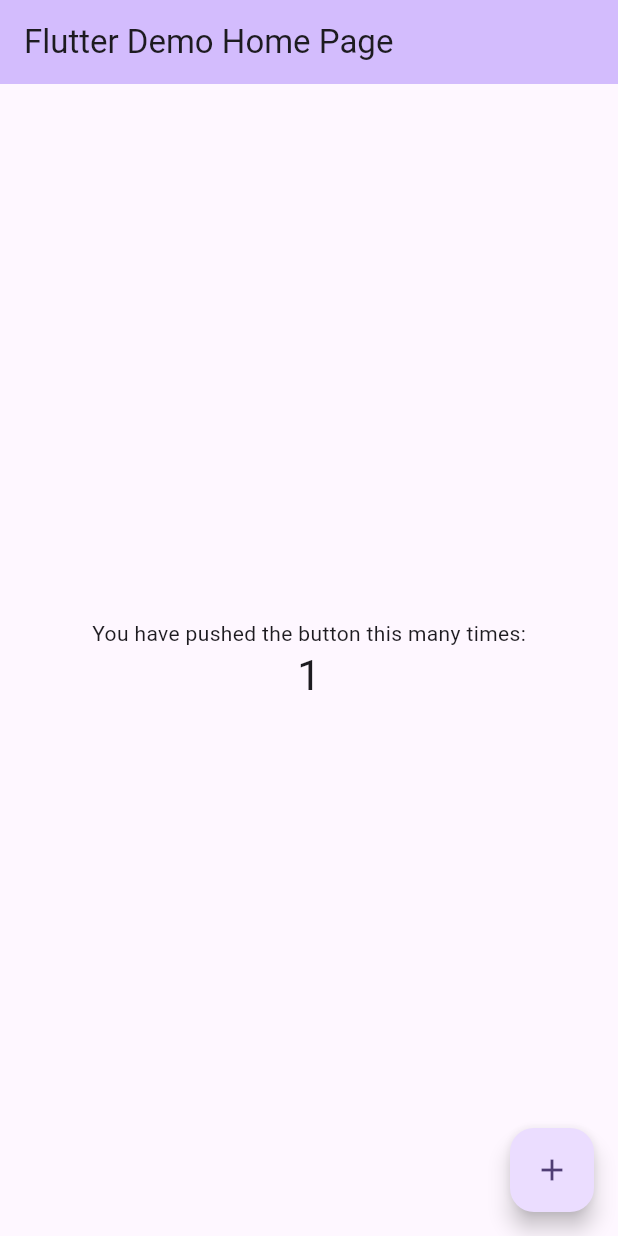
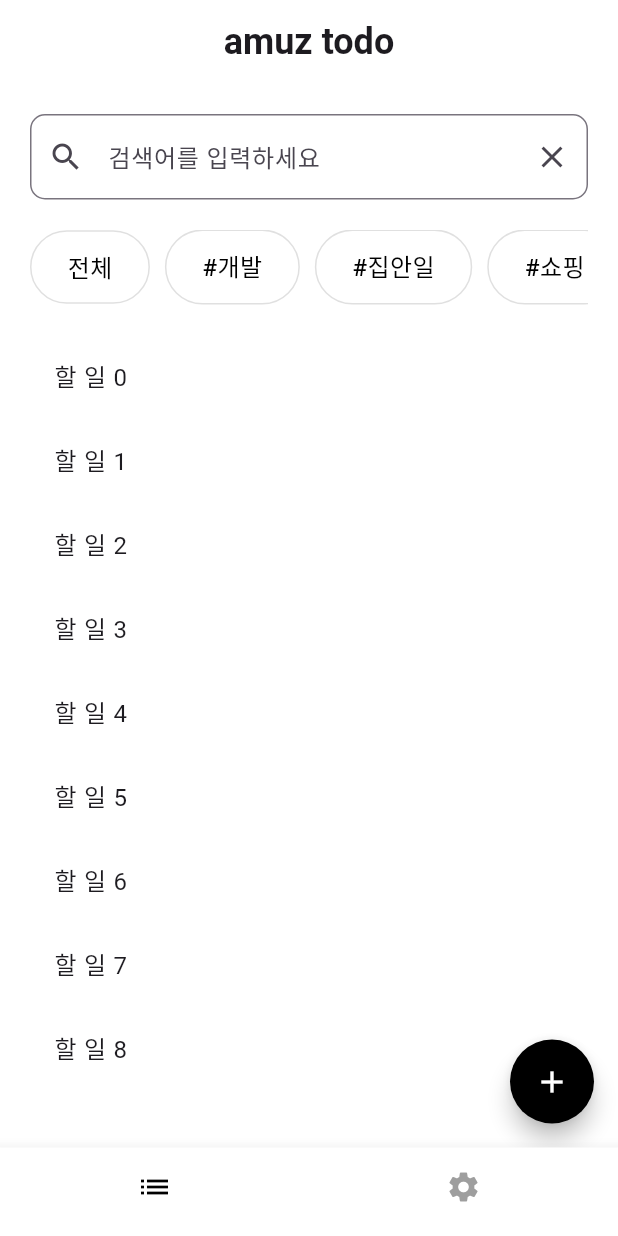
Before and after one commit to jhdodev/amuz_todo, a Flutter app: the screen it shows after launch, after a tap on the "add" icon, on a phone screen of 412 x 824 dp. Run offline on Flutter 3.47's test engine with Material 3 defaults, Android fonts, the phone set to English and light mode, and no system bars; our stand-ins replace flutter_riverpod.

Commit message:
feat: 기본 UI 구성

```diff
--- /dev/null
+++ b/lib/common/bottom_bar.dart
@@ -0,0 +1,28 @@
+import 'package:flutter/material.dart';
+
+class BottomBar extends StatelessWidget {
+  const BottomBar({super.key, required this.currentIndex, this.onTap});
+
+  final int currentIndex;
+
+  final void Function(int index)? onTap;
+
+  @override
+  Widget build(BuildContext context) {
+    return BottomNavigationBar(
+      currentIndex: currentIndex,
+      onTap: onTap,
+      showSelectedLabels: false,
+      showUnselectedLabels: false,
+      selectedItemColor: Colors.black,
+      unselectedItemColor: Colors.grey,
+      items: [
+        /// Todo
+        const BottomNavigationBarItem(icon: Icon(Icons.list), label: '할 일'),
+
+        /// Settings
+        const BottomNavigationBarItem(icon: Icon(Icons.settings), label: '설정'),
+      ],
+    );
+  }
+}
--- /dev/null
+++ b/lib/home_page.dart
@@ -0,0 +1,43 @@
+import 'package:amuz_todo/common/bottom_bar.dart';
+import 'package:amuz_todo/settings_view.dart';
+import 'package:amuz_todo/todo_list_view.dart';
+import 'package:flutter/material.dart';
+import 'package:flutter_riverpod/flutter_riverpod.dart';
+
+class HomePage extends StatefulWidget {
+  const HomePage({super.key});
+
+  @override
+  State<HomePage> createState() => _HomePageState();
+}
+
+class _HomePageState extends State<HomePage> {
+  /// 현재 선택된 index
+  int currentIndex = 0;
+
+  @override
+  Widget build(BuildContext context) {
+    return ProviderScope(
+      child: Scaffold(
+        body: IndexedStack(
+          index: currentIndex,
+          children: const [
+            /// Todo
+            TodoListView(),
+
+            /// Settings
+            SettingsView(),
+          ],
+        ),
+        bottomNavigationBar: Consumer(
+          builder: (context, ref, child) => BottomBar(
+            currentIndex: currentIndex,
+            onTap: (index) => setState(() {
+              currentIndex = index;
+            }),
+          ),
+        ),
+      ),
+    );
+  }
+}
--- a/lib/main.dart
+++ b/lib/main.dart
@@ -1,3 +1,4 @@
+import 'package:amuz_todo/home_page.dart';
 import 'package:flutter/material.dart';
 
 void main() {
@@ -7,116 +8,21 @@ void main() {
 class MyApp extends StatelessWidget {
   const MyApp({super.key});
 
-  // This widget is the root of your application.
   @override
   Widget build(BuildContext context) {
     return MaterialApp(
-      title: 'Flutter Demo',
       theme: ThemeData(
-        // This is the theme of your application.
-        //
-        // TRY THIS: Try running your application with "flutter run". You'll see
-        // the application has a purple toolbar. Then, without quitting the app,
-        // try changing the seedColor in the colorScheme below to Colors.green
-        // and then invoke "hot reload" (save your changes or press the "hot
-        // reload" button in a Flutter-supported IDE, or press "r" if you used
-        // the command line to start the app).
-        //
-        // Notice that the counter didn't reset back to zero; the application
-        // state is not lost during the reload. To reset the state, use hot
-        // restart instead.
-        //
-        // This works for code too, not just values: Most code changes can be
-        // tested with just a hot reload.
-        colorScheme: ColorScheme.fromSeed(seedColor: Colors.deepPurple),
+        scaffoldBackgroundColor: Colors.white,
+        bottomNavigationBarTheme: const BottomNavigationBarThemeData(
+          backgroundColor: Colors.white,
+        ),
+        appBarTheme: const AppBarTheme(
+          backgroundColor: Colors.white,
+          surfaceTintColor: Colors.white,
+        ),
       ),
-      home: const MyHomePage(title: 'Flutter Demo Home Page'),
+      debugShowCheckedModeBanner: false,
+      home: const HomePage(),
     );
   }
 }
-
-class MyHomePage extends StatefulWidget {
-  const MyHomePage({super.key, required this.title});
-
-  // This widget is the home page of your application. It is stateful, meaning
-  // that it has a State object (defined below) that contains fields that affect
-  // how it looks.
-
-  // This class is the configuration for the state. It holds the values (in this
-  // case the title) provided by the parent (in this case the App widget) and
-  // used by the build method of the State. Fields in a Widget subclass are
-  // always marked "final".
-
-  final String title;
-
-  @override
-  State<MyHomePage> createState() => _MyHomePageState();
-}
-
-class _MyHomePageState extends State<MyHomePage> {
-  int _counter = 0;
-
-  void _incrementCounter() {
-    setState(() {
-      // This call to setState tells the Flutter framework that something has
-      // changed in this State, which causes it to rerun the build method below
-      // so that the display can reflect the updated values. If we changed
-      // _counter without calling setState(), then the build method would not be
-      // called again, and so nothing would appear to happen.
-      _counter++;
-    });
-  }
-
-  @override
-  Widget build(BuildContext context) {
-    // This method is rerun every time setState is called, for instance as done
-    // by the _incrementCounter method above.
-    //
-    // The Flutter framework has been optimized to make rerunning build methods
-    // fast, so that you can just rebuild anything that needs updating rather
-    // than having to individually change instances of widgets.
-    return Scaffold(
-      appBar: AppBar(
-        // TRY THIS: Try changing the color here to a specific color (to
-        // Colors.amber, perhaps?) and trigger a hot reload to see the AppBar
-        // change color while the other colors stay the same.
-        backgroundColor: Theme.of(context).colorScheme.inversePrimary,
-        // Here we take the value from the MyHomePage object that was created by
-        // the App.build method, and use it to set our appbar title.
-        title: Text(widget.title),
-      ),
-      body: Center(
-        // Center is a layout widget. It takes a single child and positions it
-        // in the middle of the parent.
-        child: Column(
-          // Column is also a layout widget. It takes a list of children and
-          // arranges them vertically. By default, it sizes itself to fit its
-          // children horizontally, and tries to be as tall as its parent.
-          //
-          // Column has various properties to control how it sizes itself and
-          // how it positions its children. Here we use mainAxisAlignment to
-          // center the children vertically; the main axis here is the vertical
-          // axis because Columns are vertical (the cross axis would be
-          // horizontal).
-          //
-          // TRY THIS: Invoke "debug painting" (choose the "Toggle Debug Paint"
-          // action in the IDE, or press "p" in the console), to see the
-          // wireframe for each widget.
-          mainAxisAlignment: MainAxisAlignment.center,
-          children: <Widget>[
-            const Text('You have pushed the button this many times:'),
-            Text(
-              '$_counter',
-              style: Theme.of(context).textTheme.headlineMedium,
-            ),
-          ],
-        ),
-      ),
-      floatingActionButton: FloatingActionButton(
-        onPressed: _incrementCounter,
-        tooltip: 'Increment',
-        child: const Icon(Icons.add),
-      ), // This trailing comma makes auto-formatting nicer for build methods.
-    );
-  }
-}
--- /dev/null
+++ b/lib/settings_view.dart
@@ -0,0 +1,26 @@
+import 'package:flutter/material.dart';
+import 'package:flutter_riverpod/flutter_riverpod.dart';
+
+class SettingsView extends ConsumerWidget {
+  const SettingsView({super.key});
+
+  @override
+  Widget build(BuildContext context, WidgetRef ref) {
+    return Scaffold(
+      appBar: AppBar(
+        title: const Text(
+          "설정",
+          style: TextStyle(fontWeight: FontWeight.bold, fontSize: 24),
+        ),
+        centerTitle: true,
+        scrolledUnderElevation: 0,
+      ),
+      body: const Center(
+        child: Text(
+          "Settings",
+          style: TextStyle(fontSize: 24, color: Colors.grey),
+        ),
+      ),
+    );
+  }
+}
--- /dev/null
+++ b/lib/todo_list_view.dart
@@ -0,0 +1,112 @@
+import 'package:flutter/material.dart';
+import 'package:flutter_riverpod/flutter_riverpod.dart';
+
+// 필터 상태를 관리하는 provider
+final filterProvider = StateProvider<String>((ref) => 'All');
+
+class TodoListView extends ConsumerWidget {
+  const TodoListView({super.key});
+
+  @override
+  Widget build(BuildContext context, WidgetRef ref) {
+    final selectedFilter = ref.watch(filterProvider);
+
+    return Scaffold(
+      appBar: AppBar(
+        title: const Text(
+          "amuz todo",
+          style: TextStyle(fontWeight: FontWeight.bold, fontSize: 24),
+        ),
+        centerTitle: true,
+        scrolledUnderElevation: 0,
+        backgroundColor: Colors.white,
+        surfaceTintColor: Colors.white,
+      ),
+      body: Padding(
+        padding: const EdgeInsets.all(20),
+        child: Column(
+          children: [
+            TextField(
+              decoration: InputDecoration(
+                hintText: "검색어를 입력하세요",
+                prefixIcon: const Icon(Icons.search),
+                suffixIcon: const Icon(Icons.close),
+                border: OutlineInputBorder(
+                  borderRadius: BorderRadius.circular(10),
+                ),
+              ),
+            ),
+            const SizedBox(height: 20),
+
+            // 필터 버튼들
+            SizedBox(
+              height: 50,
+              child: SingleChildScrollView(
+                scrollDirection: Axis.horizontal,
+                child: Row(
+                  children: [
+                    _buildFilterButton('전체', selectedFilter, ref),
+                    const SizedBox(width: 10),
+                    _buildFilterButton('#개발', selectedFilter, ref),
+                    const SizedBox(width: 10),
+                    _buildFilterButton('#집안일', selectedFilter, ref),
+                    const SizedBox(width: 10),
+                    _buildFilterButton('#쇼핑', selectedFilter, ref),
+                    const SizedBox(width: 10),
+                    _buildFilterButton('#기타', selectedFilter, ref),
+                  ],
+                ),
+              ),
+            ),
+            const SizedBox(height: 20),
+
+            Expanded(
+              child: ListView.builder(
+                itemCount: 10,
+                itemBuilder: (context, index) =>
+                    ListTile(title: Text("할 일 $index")),
+              ),
+            ),
+          ],
+        ),
+      ),
+      floatingActionButton: FloatingActionButton(
+        onPressed: () {},
+        backgroundColor: Colors.black,
+        foregroundColor: Colors.white,
+        shape: CircleBorder(),
+        child: const Icon(Icons.add),
+      ),
+    );
+  }
+
+  Widget _buildFilterButton(
+    String filter,
+    String selectedFilter,
+    WidgetRef ref,
+  ) {
+    final isSelected = filter == selectedFilter;
+
+    return GestureDetector(
+      onTap: () {
+        ref.read(filterProvider.notifier).state = filter;
+      },
+      child: Container(
+        padding: const EdgeInsets.symmetric(horizontal: 24, vertical: 12),
+        decoration: BoxDecoration(
+          color: isSelected ? Colors.black : Colors.white,
+          borderRadius: BorderRadius.circular(25),
+          border: Border.all(color: Colors.grey.shade300, width: 1),
+        ),
+        child: Text(
+          filter,
+          style: TextStyle(
+            color: isSelected ? Colors.white : Colors.black,
+            fontWeight: FontWeight.w500,
+            fontSize: 16,
+          ),
+        ),
+      ),
+    );
+  }
+}
```
Also changed, not shown: pubspec.yaml (+3 -67 lines), pubspec.lock.
